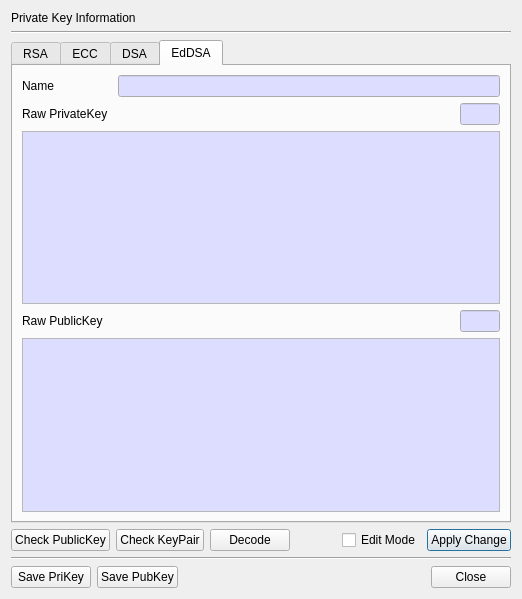
Old version of the form BerEditor/pri_key_info_dlg.ui in the repository jykim74/BerEditor.
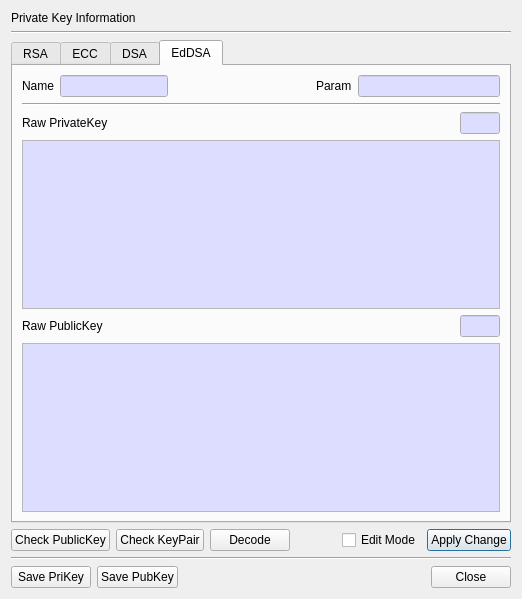
New version of the form.

```diff
--- a/BerEditor/pri_key_info_dlg.ui
+++ b/BerEditor/pri_key_info_dlg.ui
@@ -2054,27 +2054,61 @@
       <layout class="QVBoxLayout" name="verticalLayout_5">
        <item>
         <layout class="QGridLayout" name="gridLayout_5">
-         <item row="0" column="0">
-          <widget class="QLabel" name="label_19">
+         <item row="0" column="4">
+          <widget class="QLabel" name="label">
+           <property name="text">
+            <string>Param</string>
+           </property>
+          </widget>
+         </item>
+         <item row="0" column="5">
+          <widget class="QLineEdit" name="mEdDSA_ParamText">
            <property name="minimumSize">
             <size>
-             <width>90</width>
+             <width>100</width>
              <height>0</height>
             </size>
            </property>
-           <property name="maximumSize">
-            <size>
-             <width>90</width>
-             <height>16777215</height>
-            </size>
+           <property name="palette">
+            <palette>
+             <active>
+              <colorrole role="Base">
+               <brush brushstyle="SolidPattern">
+                <color alpha="255">
+                 <red>221</red>
+                 <green>221</green>
+                 <blue>255</blue>
+                </color>
+               </brush>
+              </colorrole>
+             </active>
+             <inactive>
+              <colorrole role="Base">
+               <brush brushstyle="SolidPattern">
+                <color alpha="255">
+                 <red>221</red>
+                 <green>221</green>
+                 <blue>255</blue>
+                </color>
+               </brush>
+              </colorrole>
+             </inactive>
+             <disabled/>
+            </palette>
            </property>
-           <property name="text">
-            <string>Name</string>
+           <property name="readOnly">
+            <bool>true</bool>
            </property>
           </widget>
          </item>
          <item row="0" column="1" colspan="2">
           <widget class="QLineEdit" name="mEdDSA_NameText">
+           <property name="minimumSize">
+            <size>
+             <width>100</width>
+             <height>0</height>
+            </size>
+           </property>
            <property name="palette">
             <palette>
              <active>
@@ -2117,8 +2151,47 @@
            </property>
           </widget>
          </item>
+         <item row="0" column="0">
+          <widget class="QLabel" name="label_19">
+           <property name="minimumSize">
+            <size>
+             <width>0</width>
+             <height>0</height>
+            </size>
+           </property>
+           <property name="maximumSize">
+            <size>
+             <width>90</width>
+             <height>16777215</height>
+            </size>
+           </property>
+           <property name="text">
+            <string>Name</string>
+           </property>
+          </widget>
+         </item>
+         <item row="0" column="3">
+          <spacer name="horizontalSpacer_13">
+           <property name="orientation">
+            <enum>Qt::Horizontal</enum>
+           </property>
+           <property name="sizeHint" stdset="0">
+            <size>
+             <width>40</width>
+             <height>20</height>
+            </size>
+           </property>
+          </spacer>
+         </item>
         </layout>
        </item>
+       <item>
+        <widget class="Line" name="line_3">
+         <property name="orientation">
+          <enum>Qt::Horizontal</enum>
+         </property>
+        </widget>
+       </item>
        <item>
         <layout class="QGridLayout" name="gridLayout_16">
          <item row="0" column="2">
```
Left out of the diff: 7 changed lines with no effect on the pictures.
